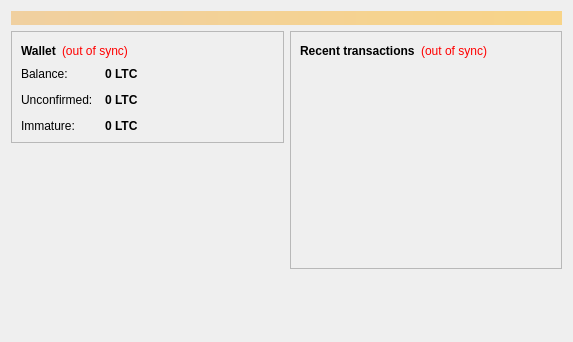
Qt form src/qt/forms/overviewpage.ui (zebrains/Blotter) before a commit.
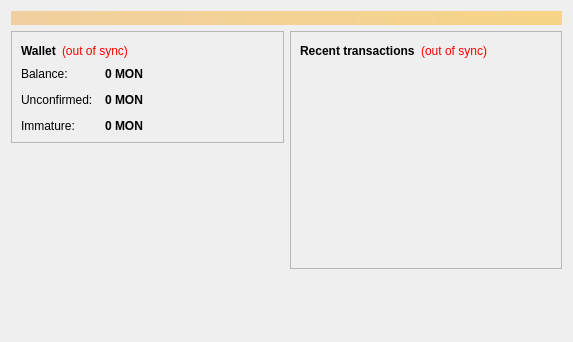
The same form after that commit.

Commit message: replace some ltc references in strings

Patch:
```diff
--- a/src/qt/forms/overviewpage.ui
+++ b/src/qt/forms/overviewpage.ui
@@ -122,7 +122,7 @@
                <string>Your current balance</string>
               </property>
               <property name="text">
-               <string notr="true">0 LTC</string>
+               <string notr="true">0 MON</string>
               </property>
               <property name="textInteractionFlags">
                <set>Qt::LinksAccessibleByMouse|Qt::TextSelectableByKeyboard|Qt::TextSelectableByMouse</set>
@@ -151,7 +151,7 @@
                <string>Total of transactions that have yet to be confirmed, and do not yet count toward the current balance</string>
               </property>
               <property name="text">
-               <string notr="true">0 LTC</string>
+               <string notr="true">0 MON</string>
               </property>
               <property name="textInteractionFlags">
                <set>Qt::LinksAccessibleByMouse|Qt::TextSelectableByKeyboard|Qt::TextSelectableByMouse</set>
@@ -177,7 +177,7 @@
                <string>Mined balance that has not yet matured</string>
               </property>
               <property name="text">
-               <string notr="true">0 LTC</string>
+               <string notr="true">0 MON</string>
               </property>
               <property name="textInteractionFlags">
                <set>Qt::LinksAccessibleByMouse|Qt::TextSelectableByKeyboard|Qt::TextSelectableByMouse</set>
```
The commit also changes 2 other files.
